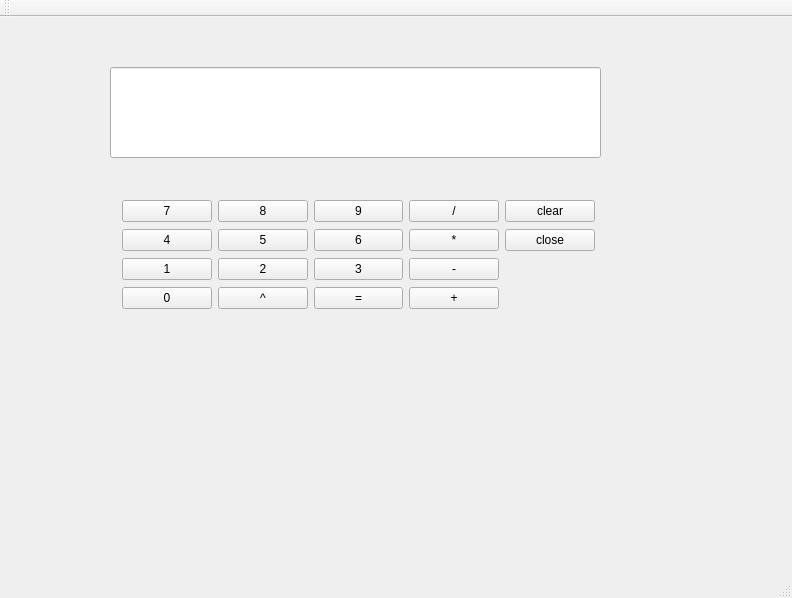
LSH0624/project, file QtCalculator_LSH/QtCalculator_LSH/QtCalculator_LSH.ui: the form before one commit.
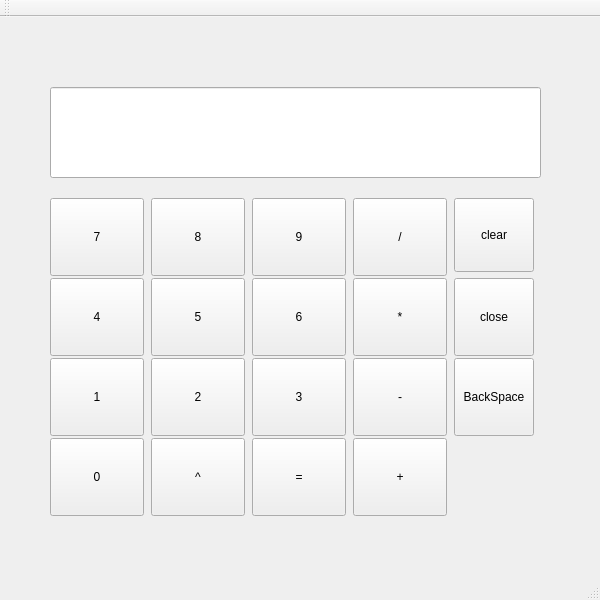
The form after the commit.

Commit message: 1. ignore with wildcard 2. layout 3. release build 4. button size

```diff
--- a/QtCalculator_LSH/QtCalculator_LSH/QtCalculator_LSH.ui
+++ b/QtCalculator_LSH/QtCalculator_LSH/QtCalculator_LSH.ui
@@ -2,47 +2,112 @@
 <ui version="4.0">
  <class>QtCalculator_LSHClass</class>
  <widget class="QMainWindow" name="QtCalculator_LSHClass">
+  <property name="enabled">
+   <bool>true</bool>
+  </property>
   <property name="geometry">
    <rect>
     <x>0</x>
     <y>0</y>
-    <width>792</width>
-    <height>598</height>
+    <width>600</width>
+    <height>600</height>
    </rect>
   </property>
+  <property name="sizePolicy">
+   <sizepolicy hsizetype="Fixed" vsizetype="Fixed">
+    <horstretch>0</horstretch>
+    <verstretch>0</verstretch>
+   </sizepolicy>
+  </property>
+  <property name="minimumSize">
+   <size>
+    <width>600</width>
+    <height>600</height>
+   </size>
+  </property>
+  <property name="maximumSize">
+   <size>
+    <width>600</width>
+    <height>600</height>
+   </size>
+  </property>
+  <property name="focusPolicy">
+   <enum>Qt::NoFocus</enum>
+  </property>
   <property name="windowTitle">
    <string>QtCalculator_LSH</string>
   </property>
+  <property name="iconSize">
+   <size>
+    <width>30</width>
+    <height>30</height>
+   </size>
+  </property>
+  <property name="tabShape">
+   <enum>QTabWidget::Rounded</enum>
+  </property>
   <widget class="QWidget" name="centralWidget">
    <widget class="QLineEdit" name="lineEdit">
     <property name="geometry">
      <rect>
-      <x>110</x>
-      <y>50</y>
+      <x>50</x>
+      <y>70</y>
       <width>491</width>
       <height>91</height>
      </rect>
     </property>
+    <property name="font">
+     <font>
+      <family>Agency FB</family>
+      <pointsize>28</pointsize>
+     </font>
+    </property>
+    <property name="tabletTracking">
+     <bool>false</bool>
+    </property>
+    <property name="frame">
+     <bool>true</bool>
+    </property>
+    <property name="dragEnabled">
+     <bool>false</bool>
+    </property>
+    <property name="readOnly">
+     <bool>false</bool>
+    </property>
    </widget>
-   <widget class="QWidget" name="layoutWidget">
+   <widget class="QWidget" name="">
     <property name="geometry">
      <rect>
-      <x>111</x>
-      <y>171</y>
+      <x>50</x>
+      <y>170</y>
       <width>495</width>
-      <height>135</height>
+      <height>335</height>
      </rect>
     </property>
-    <layout class="QGridLayout" name="gridLayout">
-     <item row="0" column="0">
-      <widget class="QPushButton" name="pushButton_07">
-       <property name="text">
-        <string>7</string>
-       </property>
-      </widget>
-     </item>
+    <layout class="QGridLayout" name="gridLayout" rowstretch="0,0,0,0">
+     <property name="sizeConstraint">
+      <enum>QLayout::SetNoConstraint</enum>
+     </property>
+     <property name="leftMargin">
+      <number>0</number>
+     </property>
+     <property name="horizontalSpacing">
+      <number>7</number>
+     </property>
      <item row="0" column="1">
       <widget class="QPushButton" name="pushButton_08">
+       <property name="sizePolicy">
+        <sizepolicy hsizetype="Minimum" vsizetype="Minimum">
+         <horstretch>0</horstretch>
+         <verstretch>0</verstretch>
+        </sizepolicy>
+       </property>
+       <property name="minimumSize">
+        <size>
+         <width>78</width>
+         <height>78</height>
+        </size>
+       </property>
        <property name="text">
         <string>8</string>
        </property>
@@ -50,6 +115,12 @@
      </item>
      <item row="0" column="2">
       <widget class="QPushButton" name="pushButton_09">
+       <property name="minimumSize">
+        <size>
+         <width>78</width>
+         <height>78</height>
+        </size>
+       </property>
        <property name="text">
         <string>9</string>
        </property>
@@ -57,34 +128,109 @@
      </item>
      <item row="0" column="3">
       <widget class="QPushButton" name="pushButton_divide">
+       <property name="sizePolicy">
+        <sizepolicy hsizetype="Minimum" vsizetype="Fixed">
+         <horstretch>0</horstretch>
+         <verstretch>0</verstretch>
+        </sizepolicy>
+       </property>
+       <property name="minimumSize">
+        <size>
+         <width>78</width>
+         <height>78</height>
+        </size>
+       </property>
+       <property name="sizeIncrement">
+        <size>
+         <width>0</width>
+         <height>0</height>
+        </size>
+       </property>
+       <property name="baseSize">
+        <size>
+         <width>0</width>
+         <height>0</height>
+        </size>
+       </property>
+       <property name="cursor">
+        <cursorShape>ArrowCursor</cursorShape>
+       </property>
+       <property name="contextMenuPolicy">
+        <enum>Qt::NoContextMenu</enum>
+       </property>
        <property name="text">
         <string>/</string>
        </property>
       </widget>
      </item>
-     <item row="0" column="4">
-      <widget class="QPushButton" name="pushButton_clear">
-       <property name="text">
-        <string>clear</string>
-       </property>
-      </widget>
-     </item>
      <item row="1" column="0">
       <widget class="QPushButton" name="pushButton_04">
+       <property name="minimumSize">
+        <size>
+         <width>78</width>
+         <height>78</height>
+        </size>
+       </property>
        <property name="text">
         <string>4</string>
        </property>
       </widget>
      </item>
-     <item row="1" column="1">
-      <widget class="QPushButton" name="pushButton_05">
+     <item row="3" column="3">
+      <widget class="QPushButton" name="pushButton_plus">
+       <property name="minimumSize">
+        <size>
+         <width>78</width>
+         <height>78</height>
+        </size>
+       </property>
        <property name="text">
-        <string>5</string>
+        <string>+</string>
+       </property>
+      </widget>
+     </item>
+     <item row="1" column="4">
+      <widget class="QPushButton" name="pushButton_close">
+       <property name="minimumSize">
+        <size>
+         <width>78</width>
+         <height>78</height>
+        </size>
+       </property>
+       <property name="text">
+        <string>close</string>
+       </property>
+       <property name="iconSize">
+        <size>
+         <width>20</width>
+         <height>20</height>
+        </size>
        </property>
       </widget>
      </item>
      <item row="1" column="2">
       <widget class="QPushButton" name="pushButton_06">
+       <property name="enabled">
+        <bool>true</bool>
+       </property>
+       <property name="minimumSize">
+        <size>
+         <width>78</width>
+         <height>78</height>
+        </size>
+       </property>
+       <property name="maximumSize">
+        <size>
+         <width>16777215</width>
+         <height>16777215</height>
+        </size>
+       </property>
+       <property name="baseSize">
+        <size>
+         <width>50</width>
+         <height>50</height>
+        </size>
+       </property>
        <property name="text">
         <string>6</string>
        </property>
@@ -92,34 +238,31 @@
      </item>
      <item row="1" column="3">
       <widget class="QPushButton" name="pushButton_multi">
+       <property name="minimumSize">
+        <size>
+         <width>78</width>
+         <height>78</height>
+        </size>
+       </property>
+       <property name="maximumSize">
+        <size>
+         <width>16777215</width>
+         <height>16777215</height>
+        </size>
+       </property>
        <property name="text">
         <string>*</string>
        </property>
       </widget>
      </item>
-     <item row="1" column="4">
-      <widget class="QPushButton" name="pushButton_close">
-       <property name="text">
-        <string>close</string>
-       </property>
-      </widget>
-     </item>
-     <item row="2" column="0">
-      <widget class="QPushButton" name="pushButton_01">
-       <property name="text">
-        <string>1</string>
-       </property>
-      </widget>
-     </item>
-     <item row="2" column="1">
-      <widget class="QPushButton" name="pushButton_02">
-       <property name="text">
-        <string>2</string>
-       </property>
-      </widget>
-     </item>
      <item row="2" column="2">
       <widget class="QPushButton" name="pushButton_03">
+       <property name="minimumSize">
+        <size>
+         <width>78</width>
+         <height>78</height>
+        </size>
+       </property>
        <property name="text">
         <string>3</string>
        </property>
@@ -127,6 +270,12 @@
      </item>
      <item row="2" column="3">
       <widget class="QPushButton" name="pushButton_minus">
+       <property name="minimumSize">
+        <size>
+         <width>78</width>
+         <height>78</height>
+        </size>
+       </property>
        <property name="text">
         <string>-</string>
        </property>
@@ -134,32 +283,136 @@
      </item>
      <item row="3" column="0">
       <widget class="QPushButton" name="pushButton_00">
+       <property name="minimumSize">
+        <size>
+         <width>78</width>
+         <height>78</height>
+        </size>
+       </property>
        <property name="text">
         <string>0</string>
        </property>
       </widget>
      </item>
-     <item row="3" column="2">
-      <widget class="QPushButton" name="pushButton_result">
-       <property name="text">
-        <string>=</string>
-       </property>
-      </widget>
-     </item>
-     <item row="3" column="3">
-      <widget class="QPushButton" name="pushButton_plus">
-       <property name="text">
-        <string>+</string>
-       </property>
-      </widget>
-     </item>
      <item row="3" column="1">
       <widget class="QPushButton" name="pushButton_RtP">
+       <property name="minimumSize">
+        <size>
+         <width>78</width>
+         <height>78</height>
+        </size>
+       </property>
        <property name="text">
         <string>^</string>
        </property>
       </widget>
      </item>
+     <item row="2" column="0">
+      <widget class="QPushButton" name="pushButton_01">
+       <property name="minimumSize">
+        <size>
+         <width>78</width>
+         <height>78</height>
+        </size>
+       </property>
+       <property name="text">
+        <string>1</string>
+       </property>
+      </widget>
+     </item>
+     <item row="0" column="4">
+      <widget class="QPushButton" name="pushButton_clear">
+       <property name="enabled">
+        <bool>true</bool>
+       </property>
+       <property name="sizePolicy">
+        <sizepolicy hsizetype="Fixed" vsizetype="Fixed">
+         <horstretch>0</horstretch>
+         <verstretch>0</verstretch>
+        </sizepolicy>
+       </property>
+       <property name="maximumSize">
+        <size>
+         <width>16777215</width>
+         <height>16777214</height>
+        </size>
+       </property>
+       <property name="text">
+        <string>clear</string>
+       </property>
+      </widget>
+     </item>
+     <item row="2" column="1">
+      <widget class="QPushButton" name="pushButton_02">
+       <property name="minimumSize">
+        <size>
+         <width>78</width>
+         <height>78</height>
+        </size>
+       </property>
+       <property name="text">
+        <string>2</string>
+       </property>
+      </widget>
+     </item>
+     <item row="1" column="1">
+      <widget class="QPushButton" name="pushButton_05">
+       <property name="minimumSize">
+        <size>
+         <width>78</width>
+         <height>78</height>
+        </size>
+       </property>
+       <property name="text">
+        <string>5</string>
+       </property>
+      </widget>
+     </item>
+     <item row="3" column="2">
+      <widget class="QPushButton" name="pushButton_result">
+       <property name="minimumSize">
+        <size>
+         <width>78</width>
+         <height>78</height>
+        </size>
+       </property>
+       <property name="text">
+        <string>=</string>
+       </property>
+      </widget>
+     </item>
+     <item row="0" column="0">
+      <widget class="QPushButton" name="pushButton_07">
+       <property name="minimumSize">
+        <size>
+         <width>78</width>
+         <height>78</height>
+        </size>
+       </property>
+       <property name="sizeIncrement">
+        <size>
+         <width>90</width>
+         <height>90</height>
+        </size>
+       </property>
+       <property name="text">
+        <string>7</string>
+       </property>
+      </widget>
+     </item>
+     <item row="2" column="4">
+      <widget class="QPushButton" name="pushButton_Back">
+       <property name="minimumSize">
+        <size>
+         <width>78</width>
+         <height>78</height>
+        </size>
+       </property>
+       <property name="text">
+        <string>BackSpace</string>
+       </property>
+      </widget>
+     </item>
     </layout>
    </widget>
   </widget>
```
Left out of the diff: 2 changed lines with no effect on the pictures. The commit also changes 6 other files.
